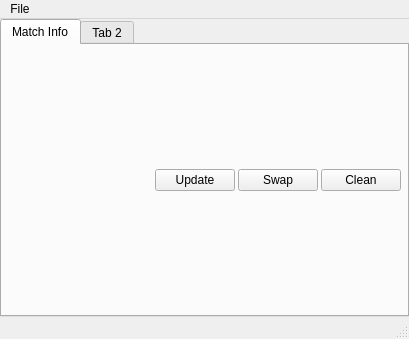
Krutix/ORCs-SBT, file src/MainWindow.ui: the form before one commit.
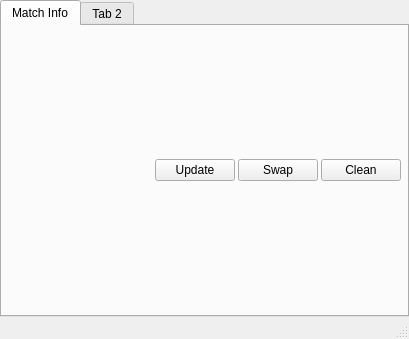
The form after the commit.

Diff of the .ui file:
```diff
--- a/src/MainWindow.ui
+++ b/src/MainWindow.ui
@@ -135,13 +135,6 @@
      <height>22</height>
     </rect>
    </property>
-   <widget class="QMenu" name="menuFile">
-    <property name="title">
-     <string>File</string>
-    </property>
-    <addaction name="actionSettings"/>
-   </widget>
-   <addaction name="menuFile"/>
   </widget>
   <widget class="QStatusBar" name="statusbar"/>
   <action name="actionSettings">
```
Left out of the diff: 5 changed lines with no effect on the pictures.
